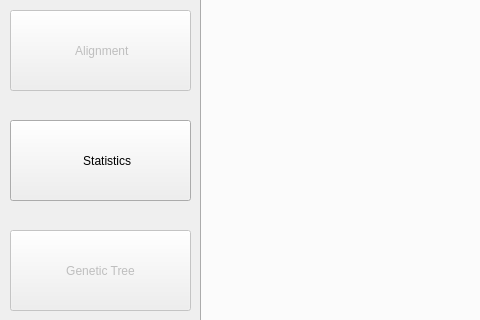
Old version of the form scripts/Qt/main.ui in the repository tahiri-lab/iPhyloGeo_plus_plus; both pictures show x 0 to 480 and y 209 to 529 of the 1143 by 670 pixel window.
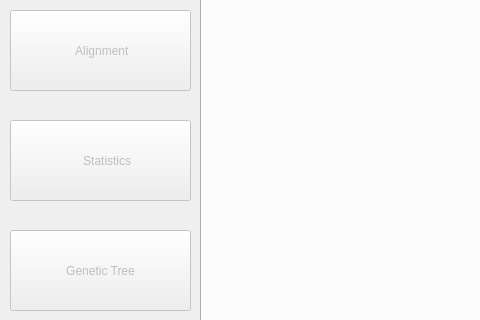
New version of the form. The open tabs and pages were chosen to show the change. Icons and pictures are not drawn.

```diff
--- a/scripts/Qt/main.ui
+++ b/scripts/Qt/main.ui
@@ -900,7 +900,7 @@
       </widget>
       <widget class="QPushButton" name="statisticsButtonPage1">
        <property name="enabled">
-        <bool>true</bool>
+        <bool>false</bool>
        </property>
        <property name="geometry">
         <rect>
```
Left out of the diff: 7 changed lines with no effect on the pictures.
